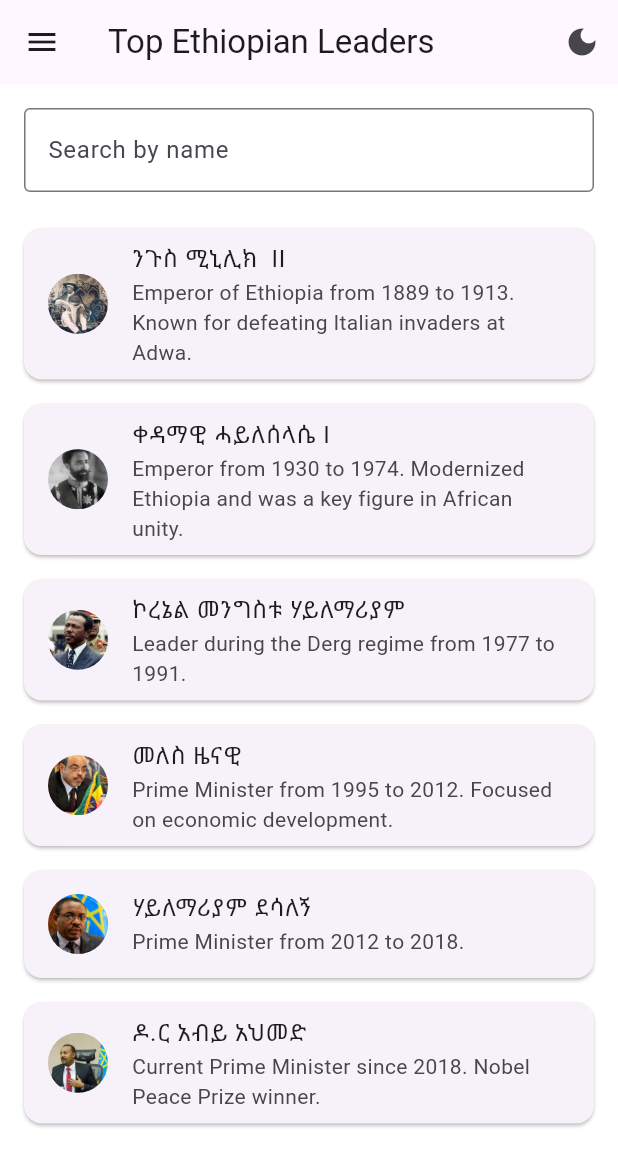
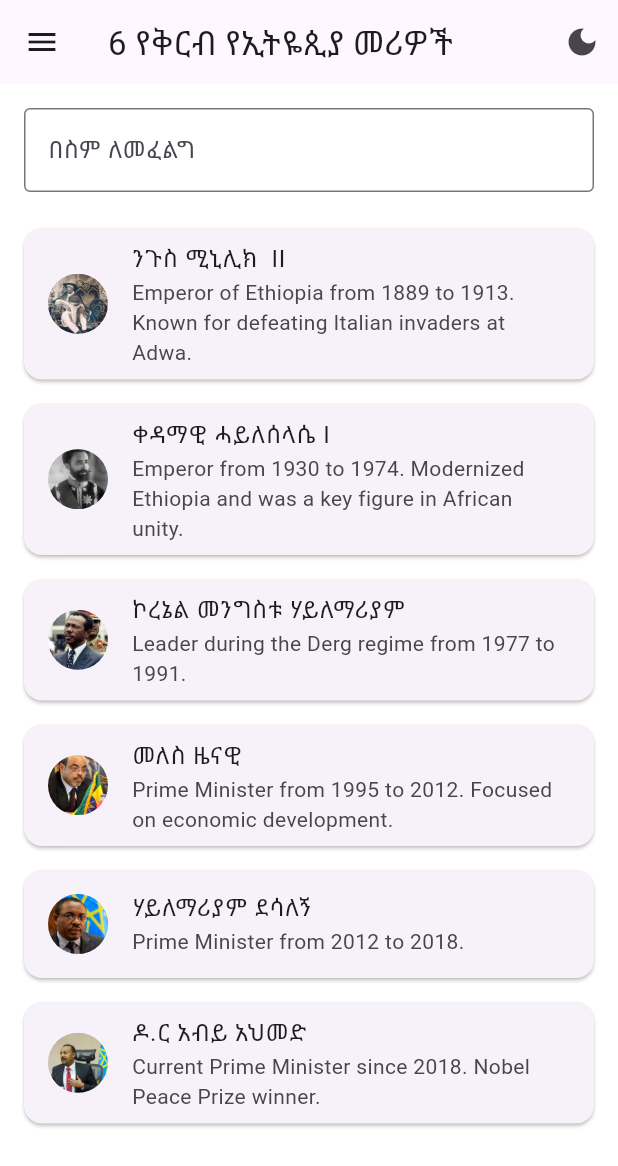
Before and after one commit to Sumeyahassen/mobile-app, a Flutter app: the screen it shows after launch, on a phone screen of 412 x 824 dp. Shown: the top 1166 px of the screen. Run offline on Flutter 3.47's test engine with Material 3 defaults, Android fonts, the phone set to English and light mode, and no system bars; our stand-ins replace flutter_screenutil, google_fonts, shared_preferences.

Commit message:
to  change the title in to amhariic

```diff
--- a/ethiopia_leader/lib/main.dart
+++ b/ethiopia_leader/lib/main.dart
@@ -31,7 +31,7 @@ class MyApp extends StatelessWidget {
             builder: (context, themeProvider, child) {
               return MaterialApp(
                 debugShowCheckedModeBanner: false,
-                title: 'Ethiopian Leaders',
+                title: 'የኢትዮጲያ መሪዎች',
                 theme: ThemeData.light().copyWith(
                   primaryColor: Colors.green,
                   scaffoldBackgroundColor: Colors.white,
--- a/ethiopia_leader/lib/screens/home_screen.dart
+++ b/ethiopia_leader/lib/screens/home_screen.dart
@@ -33,7 +33,7 @@ class _HomeScreenState extends State<HomeScreen> {
     final themeProvider = Provider.of<ThemeProvider>(context);
     return Scaffold(
       appBar: AppBar(
-        title: const Text('Top Ethiopian Leaders'),
+        title: const Text('6 የቅርብ የኢትዬጲያ መሪዎች'),
         actions: [
           IconButton(
             icon: Icon(themeProvider.isDarkMode ? Icons.light_mode : Icons.dark_mode),
@@ -64,7 +64,7 @@ class _HomeScreenState extends State<HomeScreen> {
               },
             ),
             ListTile(
-              title: const Text('About Developer'),
+              title: const Text('ስለዴቨሎፐሩ'),
               onTap: () {
                 Navigator.pop(context);
                 Navigator.push(
@@ -83,7 +83,7 @@ class _HomeScreenState extends State<HomeScreen> {
             child: TextField(
               controller: _searchController,
               decoration: const InputDecoration(
-                labelText: 'Search by name',
+                labelText: 'በስም ለመፈልግ',
                 border: OutlineInputBorder(),
               ),
               onChanged: _filterLeaders,
```
